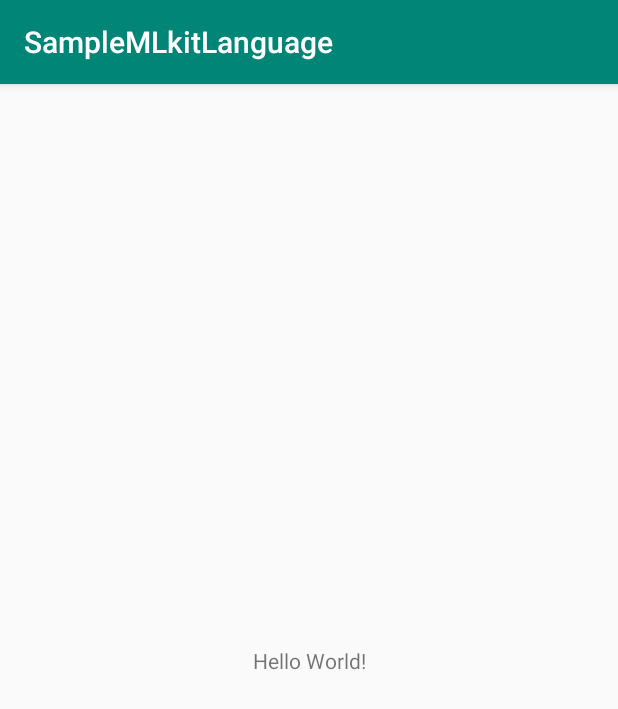
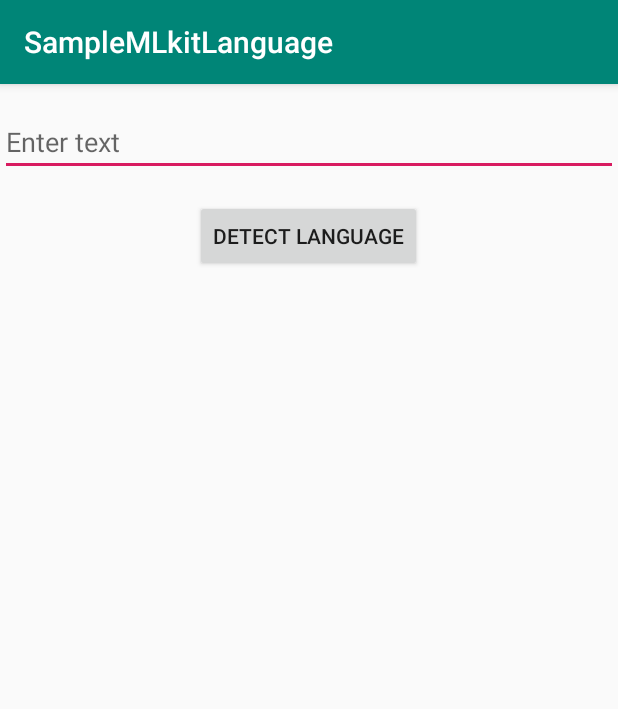
Before and after one commit to gpetuhov/SampleMLkitLanguage, an Android app: the screen it shows after launch (MainActivity), on a phone screen of 412 x 824 dp. Shown: the top 709 px of the screen. Run offline under Robolectric (Android 15) with nearby library versions, the phone set to English and light mode, and no system bars.

Commit message:
Change MainActivity layout

```diff
--- a/app/src/main/res/layout/activity_main.xml
+++ b/app/src/main/res/layout/activity_main.xml
@@ -1,19 +1,32 @@
 <?xml version="1.0" encoding="utf-8"?>
-<androidx.constraintlayout.widget.ConstraintLayout
+<LinearLayout
         xmlns:android="http://schemas.android.com/apk/res/android"
         xmlns:tools="http://schemas.android.com/tools"
         xmlns:app="http://schemas.android.com/apk/res-auto"
         android:layout_width="match_parent"
         android:layout_height="match_parent"
+        android:orientation="vertical"
+        android:gravity="center_horizontal"
         tools:context=".MainActivity">
 
-    <TextView
+    <EditText
+            android:id="@+id/inputText"
+            android:layout_width="match_parent"
+            android:layout_height="wrap_content"
+            android:layout_marginTop="16dp"
+            android:hint="Enter text"/>
+
+    <Button
+            android:id="@+id/detectButton"
             android:layout_width="wrap_content"
             android:layout_height="wrap_content"
-            android:text="Hello World!"
-            app:layout_constraintBottom_toBottomOf="parent"
-            app:layout_constraintLeft_toLeftOf="parent"
-            app:layout_constraintRight_toRightOf="parent"
-            app:layout_constraintTop_toTopOf="parent"/>
+            android:layout_marginTop="16dp"
+            android:text="Detect language"/>
 
-</androidx.constraintlayout.widget.ConstraintLayout>
+    <TextView
+            android:id="@+id/resultTextView"
+            android:layout_width="wrap_content"
+            android:layout_height="wrap_content"
+            android:layout_marginTop="16dp"/>
+
+</LinearLayout>
```
